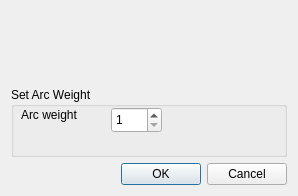
Before: the Qt Designer form PeTedit/Dialogs/EditArcDialog.ui in jonasfj/PeTe, drawn with Qt 5.
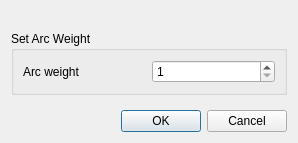
After: the same form once the commit is applied.

Commit message: Added new dialogs, labels to transitions

Diff of the .ui file:
```diff
--- a/PeTedit/Dialogs/EditArcDialog.ui
+++ b/PeTedit/Dialogs/EditArcDialog.ui
@@ -10,7 +10,7 @@
     <x>0</x>
     <y>0</y>
     <width>298</width>
-    <height>196</height>
+    <height>143</height>
    </rect>
   </property>
   <property name="windowTitle">
@@ -19,8 +19,6 @@
   <property name="modal">
    <bool>true</bool>
   </property>
-  <layout class="QHBoxLayout" name="horizontalLayout">
-   <item>
     <layout class="QVBoxLayout" name="verticalLayout">
      <item>
       <widget class="QLabel" name="infoLabel">
@@ -37,34 +35,37 @@
        <property name="title">
         <string>Set Arc Weight</string>
        </property>
+     <layout class="QHBoxLayout" name="horizontalLayout">
+      <item>
        <widget class="QLabel" name="spinLabel">
-        <property name="geometry">
-         <rect>
-          <x>10</x>
-          <y>20</y>
-          <width>81</width>
-          <height>16</height>
-         </rect>
-        </property>
         <property name="text">
          <string>Arc weight</string>
         </property>
        </widget>
+      </item>
+      <item>
        <widget class="QSpinBox" name="spinWeight">
-        <property name="geometry">
-         <rect>
-          <x>100</x>
-          <y>20</y>
-          <width>51</width>
-          <height>26</height>
-         </rect>
-        </property>
         <property name="minimum">
          <number>1</number>
         </property>
        </widget>
-      </widget>
-     </item>
+      </item>
+     </layout>
+    </widget>
+   </item>
+   <item>
+    <spacer name="verticalSpacer">
+     <property name="orientation">
+      <enum>Qt::Vertical</enum>
+     </property>
+     <property name="sizeHint" stdset="0">
+      <size>
+       <width>20</width>
+       <height>0</height>
+      </size>
+     </property>
+    </spacer>
+   </item>
      <item>
       <widget class="QDialogButtonBox" name="buttonBox">
        <property name="orientation">
@@ -74,8 +75,6 @@
         <set>QDialogButtonBox::Cancel|QDialogButtonBox::Ok</set>
        </property>
       </widget>
-     </item>
-    </layout>
    </item>
   </layout>
  </widget>
```
Lines whose indentation alone changed are shown as unchanged. The commit also changes 7 other files.
